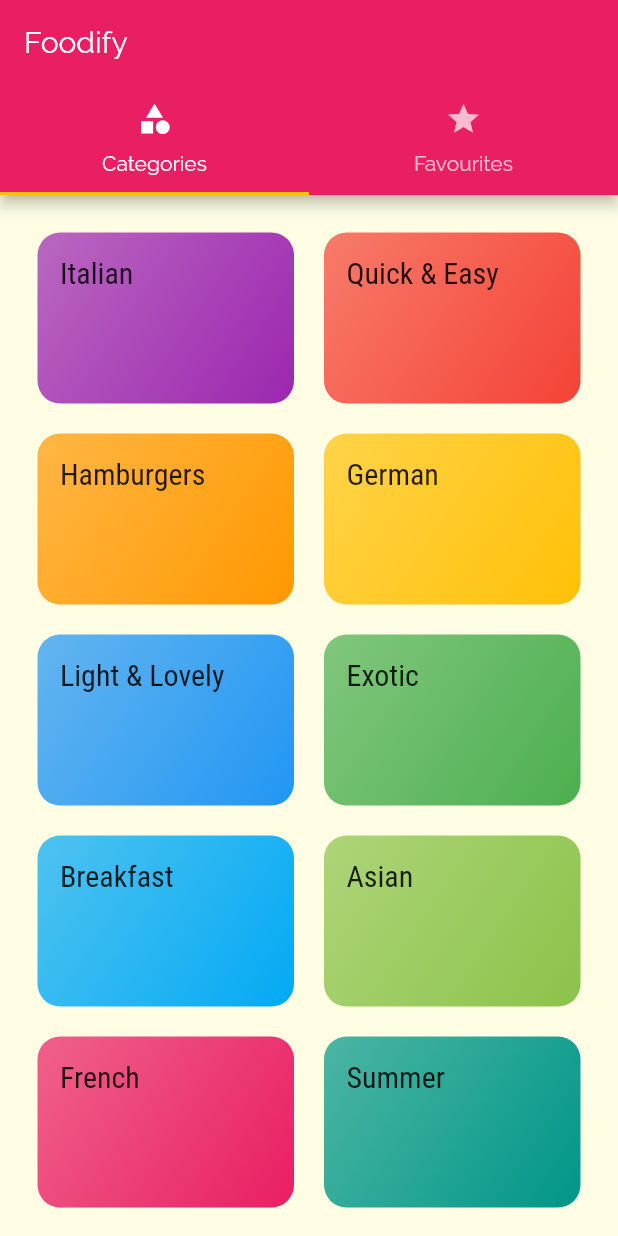
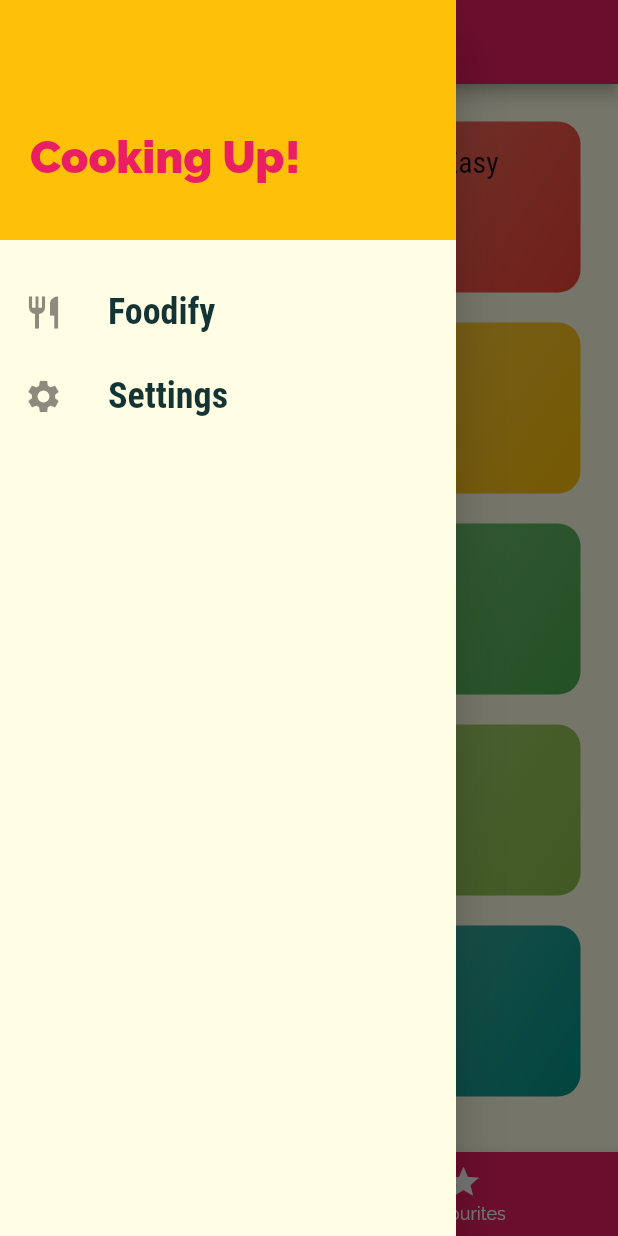
Before and after one commit to aavhanchatse/Foodify, a Flutter app: the screen it shows after launch, with the side drawer open (before the commit the screen has no drawer), on a phone screen of 412 x 824 dp. Run offline on Flutter 3.47's test engine with Material 2 defaults, Android fonts, the phone set to English and light mode, and no system bars.

Commit message:
drawer added

```diff
--- a/lib/src/app.dart
+++ b/lib/src/app.dart
@@ -2,6 +2,7 @@ import 'package:flutter/material.dart';
 import 'package:foodify/src/screens/categoriesscreen.dart';
 import 'package:foodify/src/screens/categoryMealsScreen.dart';
 import 'package:foodify/src/screens/mealDetailsScreen.dart';
+import 'package:foodify/src/screens/settingsScreen.dart';
 import 'package:foodify/src/screens/tabsScreen.dart';
 
 class App extends StatelessWidget {
@@ -33,7 +34,8 @@ class App extends StatelessWidget {
       routes: {
         '/': (context) => TabsScreen(),
         CategoryMealsScreen.routeName: (context) => CategoryMealsScreen(),
-        MealDetailsScreen.routeName: (context) => MealDetailsScreen()
+        MealDetailsScreen.routeName: (context) => MealDetailsScreen(),
+        SettingsScreen.routeName: (context) => SettingsScreen(),
       },
     );
   }
--- a/lib/src/screens/mealDetailsScreen.dart
+++ b/lib/src/screens/mealDetailsScreen.dart
@@ -78,6 +78,7 @@ class MealDetailsScreen extends StatelessWidget {
                     ),
                     title: Text(
                       selectedMeal.steps[index],
+                      style: Theme.of(context).textTheme.bodyText1,
                     ),
                   ),
                   Divider(),
--- /dev/null
+++ b/lib/src/screens/settingsScreen.dart
@@ -0,0 +1,17 @@
+import 'package:flutter/material.dart';
+import 'package:foodify/src/widgets/mainDrawer.dart';
+
+class SettingsScreen extends StatelessWidget {
+  static const routeName = '/settings';
+
+  @override
+  Widget build(BuildContext context) {
+    return Scaffold(
+      appBar: AppBar(
+        title: Text('Settings'),
+      ),
+      drawer: MainDrawer(),
+      body: Center(child: Text('Settings'),),
+    );
+  }
+}
--- a/lib/src/screens/tabsScreen.dart
+++ b/lib/src/screens/tabsScreen.dart
@@ -1,6 +1,7 @@
 import 'package:flutter/material.dart';
 import 'package:foodify/src/screens/categoriesScreen.dart';
 import 'package:foodify/src/screens/favouritesScreen.dart';
+import 'package:foodify/src/widgets/mainDrawer.dart';
 
 class TabsScreen extends StatefulWidget {
   @override
@@ -8,33 +9,74 @@ class TabsScreen extends StatefulWidget {
 }
 
 class _TabsScreenState extends State<TabsScreen> {
+  final List<Map<String, Object>> _pages = [
+    {'page': CategoriesScreen(), 'title': 'Categories'},
+    {'page': FavouritesScreen(), 'title': 'Favourites'},
+  ];
+
+  int _selectedPageIndex = 0;
+
+  void _selectPage(int index) {
+    setState(() {
+      _selectedPageIndex = index;
+    });
+  }
+
   @override
   Widget build(BuildContext context) {
-    return DefaultTabController(
-      length: 2,
-      child: Scaffold(
-        appBar: AppBar(
-          title: Text('Foodify'),
-          bottom: TabBar(
-            tabs: [
-              Tab(
-                icon: Icon(Icons.category),
-                text: 'Categories',
-              ),
-              Tab(
-                icon: Icon(Icons.star),
-                text: 'Favourites',
-              ),
-            ],
+    return Scaffold(
+      appBar: AppBar(
+        title: Text(_pages[_selectedPageIndex]['title']),
+      ),
+      drawer: MainDrawer(),
+      body: _pages[_selectedPageIndex]['page'],
+      bottomNavigationBar: BottomNavigationBar(
+        onTap: _selectPage,
+        backgroundColor: Theme.of(context).primaryColor,
+        unselectedItemColor: Colors.white,
+        selectedItemColor: Theme.of(context).accentColor,
+        currentIndex: _selectedPageIndex,
+        // type: BottomNavigationBarType.shifting,
+        items: [
+          BottomNavigationBarItem(
+            backgroundColor: Theme.of(context).primaryColor,
+            icon: Icon(Icons.category),
+            label: 'Categories',
           ),
-        ),
-        body: TabBarView(
-          children: [
-            CategoriesScreen(),
-            FavouritesScreen(),
-          ],
-        ),
+          BottomNavigationBarItem(
+            backgroundColor: Theme.of(context).primaryColor,
+            icon: Icon(Icons.star),
+            label: 'Favourites',
+          ),
+        ],
       ),
     );
+
+    // return DefaultTabController(
+    //   length: 2,
+    //   child: Scaffold(
+    //     appBar: AppBar(
+    //       title: Text('Foodify'),
+    //       bottom: TabBar(
+    //         tabs: [
+    //           Tab(
+    //             icon: Icon(Icons.category),
+    //             text: 'Categories',
+    //           ),
+    //           Tab(
+    //             icon: Icon(Icons.star),
+    //             text: 'Favourites',
+    //           ),
+    //         ],
+    //       ),
+    //     ),
+    //     body: TabBarView(
+    //       children: [
+    //         CategoriesScreen(),
+    //         FavouritesScreen(),
+    //       ],
+    //     ),
+    //   ),
+    // );
   }
 }
--- /dev/null
+++ b/lib/src/widgets/mainDrawer.dart
@@ -0,0 +1,60 @@
+import 'package:flutter/material.dart';
+import 'package:foodify/src/screens/settingsScreen.dart';
+
+class MainDrawer extends StatelessWidget {
+  Widget buildListTile(
+    String title,
+    IconData icon,
+    Function tapHandler,
+  ) {
+    return ListTile(
+      onTap: tapHandler,
+      leading: Icon(
+        icon,
+        size: 26,
+      ),
+      title: Text(
+        title,
+        style: TextStyle(
+          fontFamily: 'RobotoCondensed',
+          fontSize: 24,
+          fontWeight: FontWeight.bold,
+        ),
+      ),
+    );
+  }
+
+  @override
+  Widget build(BuildContext context) {
+    return Drawer(
+      child: Column(
+        children: [
+          Container(
+            height: 160,
+            width: double.infinity,
+            padding: EdgeInsets.only(bottom: 20, left: 20, right: 20, top: 70),
+            alignment: Alignment.centerLeft,
+            color: Theme.of(context).accentColor,
+            child: Text(
+              'Cooking Up!',
+              style: TextStyle(
+                fontWeight: FontWeight.w900,
+                fontSize: 30,
+                color: Theme.of(context).primaryColor,
+              ),
+            ),
+          ),
+          SizedBox(
+            height: 20,
+          ),
+          buildListTile('Foodify', Icons.restaurant, () {
+            Navigator.of(context).pushReplacementNamed('/');
+          }),
+          buildListTile('Settings', Icons.settings, () {
+            Navigator.of(context).pushReplacementNamed(SettingsScreen.routeName);
+          }),
+        ],
+      ),
+    );
+  }
+}
```
